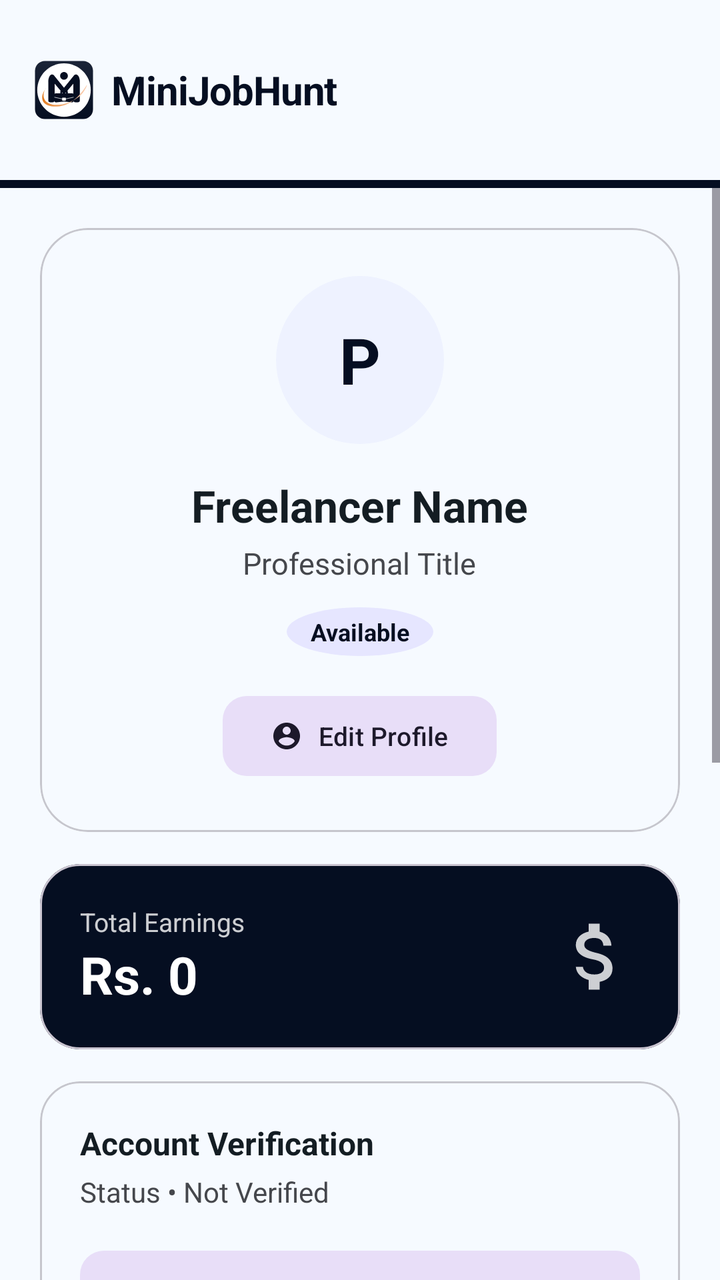
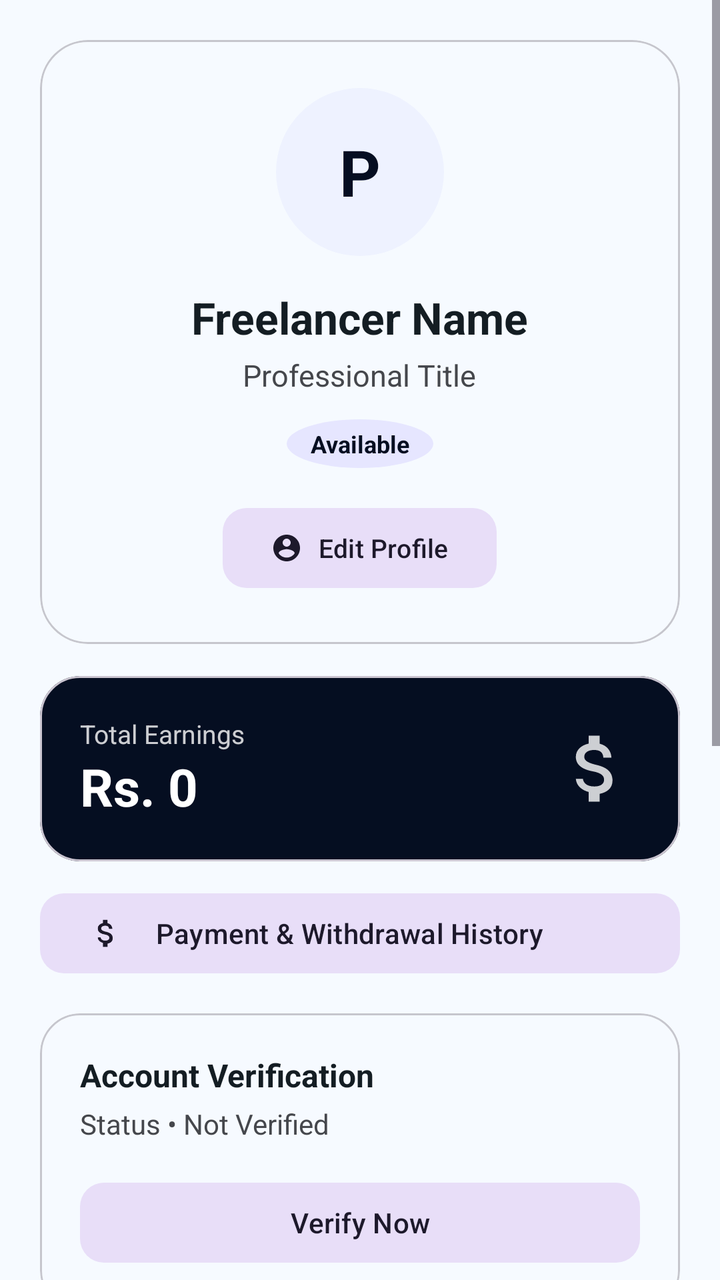

Compare the two renders of this Android layout. The source of the first and the diff that turns it into the second are given below.
<!-- AndroidManifest.xml: application theme Theme.MiniJobHunt -->
<!-- res/layout/fragment_freelancer_profile.xml -->
<?xml version="1.0" encoding="utf-8"?>
<LinearLayout xmlns:android="http://schemas.android.com/apk/res/android"
    xmlns:app="http://schemas.android.com/apk/res-auto"
    android:layout_width="match_parent"
    android:layout_height="match_parent"
    android:orientation="vertical"
    android:background="@color/background">

    
    <LinearLayout
        android:layout_width="match_parent"
        android:layout_height="wrap_content"
        android:orientation="vertical">

        <include
            android:id="@+id/header"
            layout="@layout/layout_common_header" />

        <View
            android:layout_width="match_parent"
            android:layout_height="4dp"
            android:background="@color/primary" />
    </LinearLayout>

    <ScrollView
        android:layout_width="match_parent"
        android:layout_height="match_parent"
        android:fillViewport="true">

        <LinearLayout
            android:layout_width="match_parent"
            android:layout_height="wrap_content"
            android:orientation="vertical"
            android:padding="20dp">

            
        <com.google.android.material.card.MaterialCardView
            android:layout_width="match_parent"
            android:layout_height="wrap_content"
            app:cardCornerRadius="24dp"
            app:cardElevation="0dp"
            app:strokeWidth="1dp"
            app:strokeColor="@color/divider"
            app:cardBackgroundColor="@color/surface">

            <LinearLayout
                android:layout_width="match_parent"
                android:layout_height="wrap_content"
                android:gravity="center_horizontal"
                android:orientation="vertical"
                android:padding="24dp">

                <TextView
                    android:id="@+id/txtAvatar"
                    android:layout_width="84dp"
                    android:layout_height="84dp"
                    android:gravity="center"
                    android:text="P"
                    android:textSize="32sp"
                    android:textStyle="bold"
                    android:textColor="@color/primary"
                    android:background="@drawable/bg_circle_light_purple"/>

                <LinearLayout
                    android:layout_width="wrap_content"
                    android:layout_height="wrap_content"
                    android:layout_marginTop="16dp"
                    android:orientation="horizontal"
                    android:gravity="center_vertical">

                    <TextView
                        android:id="@+id/txtUsername"
                        android:layout_width="wrap_content"
                        android:layout_height="wrap_content"
                        android:text="Freelancer Name"
                        android:textColor="@color/text_primary"
                        android:textSize="22sp"
                        android:textStyle="bold"/>

                    <ImageView
                        android:id="@+id/imgVerifiedBadge"
                        android:layout_width="18dp"
                        android:layout_height="18dp"
                        android:layout_marginStart="6dp"
                        android:src="@drawable/ic_verified"
                        android:visibility="gone"
                        app:tint="@color/primary" />
                </LinearLayout>

                <TextView
                    android:id="@+id/txtTitle"
                    android:layout_width="wrap_content"
                    android:layout_height="wrap_content"
                    android:layout_marginTop="4dp"
                    android:text="Professional Title"
                    android:textColor="@color/text_secondary"
                    android:textSize="15sp" />

                <TextView
                    android:id="@+id/txtAvailability"
                    android:layout_width="wrap_content"
                    android:layout_height="wrap_content"
                    android:layout_marginTop="12dp"
                    android:text="Available"
                    android:paddingHorizontal="12dp"
                    android:paddingVertical="4dp"
                    android:background="@drawable/bg_circle_light_blue"
                    android:textColor="@color/info"
                    android:textSize="12sp"
                    android:textStyle="bold" />

                <com.google.android.material.button.MaterialButton
                    android:id="@+id/btnEditProfile"
                    style="@style/Widget.Material3.Button.TonalButton"
                    android:layout_width="wrap_content"
                    android:layout_height="wrap_content"
                    android:layout_marginTop="16dp"
                    android:text="Edit Profile"
                    android:textSize="13sp"
                    app:icon="@drawable/ic_profile_outlined"
                    app:iconSize="16dp"
                    app:shapeAppearanceOverlay="@style/ShapeAppearance.App.Medium" />
            </LinearLayout>
        </com.google.android.material.card.MaterialCardView>

        
        <com.google.android.material.card.MaterialCardView
            android:layout_width="match_parent"
            android:layout_height="wrap_content"
            android:layout_marginTop="16dp"
            app:cardCornerRadius="20dp"
            app:cardElevation="0dp"
            app:cardBackgroundColor="@color/primary">

            <LinearLayout
                android:layout_width="match_parent"
                android:layout_height="wrap_content"
                android:padding="20dp"
                android:orientation="horizontal"
                android:gravity="center_vertical">

                <LinearLayout
                    android:layout_width="0dp"
                    android:layout_weight="1"
                    android:layout_height="wrap_content"
                    android:orientation="vertical">
                    <TextView
                        android:layout_width="wrap_content"
                        android:layout_height="wrap_content"
                        android:text="Total Earnings"
                        android:textColor="#CCFFFFFF"
                        android:textSize="13sp" />
                    <TextView
                        android:id="@+id/txtEarnings"
                        android:layout_width="wrap_content"
                        android:layout_height="wrap_content"
                        android:text="Rs. 0"
                        android:textColor="@color/white"
                        android:textSize="26sp"
                        android:textStyle="bold" />
                </LinearLayout>

                <ImageView
                    android:layout_width="44dp"
                    android:layout_height="44dp"
                    android:src="@drawable/ic_money"
                    app:tint="@color/white"
                    android:alpha="0.8" />
            </LinearLayout>
        </com.google.android.material.card.MaterialCardView>

        
        <com.google.android.material.card.MaterialCardView
            android:layout_width="match_parent"
            android:layout_height="wrap_content"
            android:layout_marginTop="16dp"
            app:cardCornerRadius="20dp"
            app:cardElevation="0dp"
            app:strokeWidth="1dp"
            app:strokeColor="@color/divider"
            app:cardBackgroundColor="@color/surface">

            <LinearLayout
                android:layout_width="match_parent"
                android:layout_height="wrap_content"
                android:orientation="vertical"
                android:padding="20dp">

                <TextView
                    android:layout_width="wrap_content"
                    android:layout_height="wrap_content"
                    android:text="Account Verification"
                    android:textColor="@color/text_primary"
                    android:textSize="16sp"
                    android:textStyle="bold" />

                <TextView
                    android:id="@+id/txtVerificationStatus"
                    android:layout_width="wrap_content"
                    android:layout_height="wrap_content"
                    android:layout_marginTop="4dp"
                    android:text="Status • Not Verified"
                    android:textColor="@color/text_secondary"
                    android:textSize="14sp" />

                <TextView
                    android:id="@+id/txtVerificationDate"
                    android:layout_width="wrap_content"
                    android:layout_height="wrap_content"
                    android:layout_marginTop="2dp"
                    android:text="Verified on: --"
                    android:textColor="@color/text_secondary"
                    android:textSize="12sp"
                    android:visibility="gone" />

                <com.google.android.material.button.MaterialButton
                    android:id="@+id/btnVerify"
                    style="@style/Widget.Material3.Button.TonalButton"
                    android:layout_width="match_parent"
                    android:layout_height="wrap_content"
                    android:layout_marginTop="16dp"
                    android:text="Verify Now"
                    android:textAllCaps="false"
                    app:shapeAppearanceOverlay="@style/ShapeAppearance.App.Medium" />
            </LinearLayout>
        </com.google.android.material.card.MaterialCardView>

        
        <TextView
            android:layout_width="wrap_content"
            android:layout_height="wrap_content"
            android:text="Manage Account"
            android:textSize="16sp"
            android:textStyle="bold"
            android:textColor="@color/text_primary"
            android:layout_marginTop="32dp"
            android:layout_marginBottom="12dp"/>

        <com.google.android.material.button.MaterialButton
            android:id="@+id/btnPortfolio"
            style="@style/Widget.Material3.Button.TonalButton"
            android:layout_width="match_parent"
            android:layout_height="48dp"
            android:text="Portfolio Showcase"
            android:textAllCaps="false"
            android:gravity="start|center_vertical"
            app:icon="@drawable/ic_profile_outlined"
            app:iconPadding="16dp"
            app:shapeAppearanceOverlay="@style/ShapeAppearance.App.Medium" />

        <com.google.android.material.button.MaterialButton
            android:id="@+id/btnActiveInProgressJobs"
            style="@style/Widget.Material3.Button.TonalButton"
            android:layout_width="match_parent"
            android:layout_height="48dp"
            android:layout_marginTop="8dp"
            android:text="Active Contracts"
            android:textAllCaps="false"
            android:gravity="start|center_vertical"
            app:icon="@drawable/ic_briefcase_outlined"
            app:iconPadding="16dp"
            app:shapeAppearanceOverlay="@style/ShapeAppearance.App.Medium" />

        <com.google.android.material.button.MaterialButton
            android:id="@+id/btnActiveCompletedJobs"
            style="@style/Widget.Material3.Button.TonalButton"
            android:layout_width="match_parent"
            android:layout_height="48dp"
            android:layout_marginTop="8dp"
            android:text="Work History"
            android:textAllCaps="false"
            android:gravity="start|center_vertical"
            app:icon="@drawable/ic_verified"
            app:iconPadding="16dp"
            app:shapeAppearanceOverlay="@style/ShapeAppearance.App.Medium" />

        <View
            android:layout_width="match_parent"
            android:layout_height="1dp"
            android:background="@color/divider"
            android:layout_marginVertical="24dp" />

        <com.google.android.material.button.MaterialButton
            android:id="@+id/btnLogout"
            style="@style/Widget.Material3.Button.TextButton"
            android:layout_width="match_parent"
            android:layout_height="48dp"
            android:text="Sign Out"
            android:textColor="@color/accent"
            android:textAllCaps="false"
            android:gravity="start|center_vertical"
            app:icon="@drawable/ic_logout"
            app:iconTint="@color/accent"
            app:iconPadding="16dp" />

        <Space
            android:layout_width="match_parent"
            android:layout_height="100dp" />

    </LinearLayout>
</ScrollView>
</LinearLayout>
<!-- res/layout/layout_common_header.xml (included above) -->
<?xml version="1.0" encoding="utf-8"?>
<RelativeLayout xmlns:android="http://schemas.android.com/apk/res/android"
    xmlns:app="http://schemas.android.com/apk/res-auto"
    android:layout_width="match_parent"
    android:layout_height="90dp"
    android:background="@color/surface"
    android:paddingHorizontal="16dp"
    android:paddingTop="24dp">

    <LinearLayout
        android:layout_width="wrap_content"
        android:layout_height="wrap_content"
        android:layout_centerVertical="true"
        android:gravity="center_vertical"
        android:orientation="horizontal">

        <ImageView
            android:layout_width="32dp"
            android:layout_height="32dp"
            android:src="@drawable/ic_mainlogo" />

        <TextView
            android:layout_width="wrap_content"
            android:layout_height="wrap_content"
            android:layout_marginStart="8dp"
            android:text="MiniJobHunt"
            android:textColor="@color/primary"
            android:textSize="20sp"
            android:textStyle="bold"
            android:letterSpacing="-0.02" />
    </LinearLayout>
</RelativeLayout>
<!-- resources referenced by this layout -->
<resources>
  <color name="accent">#ba1a1a</color>
  <color name="background">#f6faff</color>
  <color name="divider">#c6c6cd</color>
  <color name="info">#050e21</color>
  <color name="primary">#050e21</color>
  <color name="surface">#f6faff</color>
  <color name="text_primary">#141d23</color>
  <color name="text_secondary">#45474c</color>
  <color name="white">#FFFFFF</color>
  <!-- drawable bg_circle_light_blue (drawable) -->
  <?xml version="1.0" encoding="utf-8"?>
  <shape xmlns:android="http://schemas.android.com/apk/res/android"
      android:shape="oval">
      <solid android:color="#E6E6FF" />
  </shape>
  <!-- drawable bg_circle_light_purple (drawable) -->
  <?xml version="1.0" encoding="utf-8"?>
  <shape xmlns:android="http://schemas.android.com/apk/res/android"
      android:shape="oval">
      <solid android:color="#EEF2FF" />
  </shape>
  <!-- drawable ic_briefcase_outlined (drawable) -->
  <vector xmlns:android="http://schemas.android.com/apk/res/android"
      android:width="24dp"
      android:height="24dp"
      android:viewportWidth="24"
      android:viewportHeight="24">
      <path
          android:fillColor="@color/text_secondary"
          android:pathData="M20,6h-4V4c0,-1.11 -0.89,-2 -2,-2h-4c-1.11,0 -2,0.89 -2,2v2H4c-1.11,0 -1.99,0.89 -1.99,2L2,19c0,1.11 0.89,2 2,2h16c1.11,0 2,-0.89 2,-2V8c0,-1.11 -0.89,-2 -2,-2zM10,4h4v2h-4V4zm10,15H4V8h16v11z"/>
  </vector>
  <!-- drawable ic_logout (drawable) -->
  <vector xmlns:android="http://schemas.android.com/apk/res/android"
      android:width="24dp"
      android:height="24dp"
      android:viewportWidth="24"
      android:viewportHeight="24">
    <path
        android:fillColor="#FF000000"
        android:pathData="M17,7l-1.41,1.41L18.17,11H8v2h10.17l-2.58,2.58L17,17l5,-5L17,7zM4,5h8V3H4C2.9,3 2,3.9 2,5v14c0,1.1 0.9,2 2,2h8v-2H4V5z"/>
  </vector>
  <!-- drawable ic_mainlogo: vector/xml drawable (drawable, 3696 chars, omitted) -->
  <!-- drawable ic_profile_outlined (drawable) -->
  <vector xmlns:android="http://schemas.android.com/apk/res/android"
      android:width="24dp"
      android:height="24dp"
      android:viewportWidth="24"
      android:viewportHeight="24">
      <path
          android:fillColor="@color/text_secondary"
          android:pathData="M12,2C6.48,2 2,6.48 2,12s4.48,10 10,10 10,-4.48 10,-10S17.52,2 12,2zM12,5c1.66,0 3,1.34 3,3s-1.34,3 -3,3 -3,-1.34 -3,-3 1.34,-3 3,-3zM12,19.2c-2.5,0 -4.71,-1.28 -6,-3.22 0.03,-1.99 4,-3.08 6,-3.08 1.99,0 5.97,1.09 6,3.08 -1.29,1.94 -3.5,3.22 -6,3.22z"/>
  </vector>
  <style name="ShapeAppearance.App.Medium" parent="ShapeAppearance.Material3.MediumComponent">
          <item name="cornerSize">12dp</item>
      </style>
  <style name="Theme.MiniJobHunt" parent="Base.Theme.MiniJobHunt" />
  <color name="success">#10B981</color>
  <color name="primary_container">#1b2437</color>
  <color name="on_primary_container">#828ba2</color>
  <color name="secondary">#5c5f60</color>
  <style name="AppText.HeadlineLarge">
          <item name="android:textSize">24sp</item>
          <item name="android:textStyle">bold</item>
          <item name="android:textColor">@color/text_primary</item>
          <item name="android:letterSpacing">-0.02</item>
      </style>
  <style name="AppText.TitleMedium">
          <item name="android:textSize">18sp</item>
          <item name="android:textStyle">bold</item>
          <item name="android:textColor">@color/text_primary</item>
      </style>
  <style name="AppText.BodyLarge">
          <item name="android:textSize">16sp</item>
          <item name="android:textColor">@color/text_secondary</item>
      </style>
  <style name="AppText.LabelMedium">
          <item name="android:textSize">12sp</item>
          <item name="android:textStyle">bold</item>
          <item name="android:textColor">@color/text_muted</item>
          <item name="android:letterSpacing">0.01</item>
      </style>
  <color name="text_muted">#76777d</color>
  <!-- unchanged entries left out for length: 3 -->
</resources>

<!-- the commit's change to res/layout/fragment_freelancer_profile.xml (unified diff, before → after) -->
@@ -5,22 +5,6 @@
     android:layout_height="match_parent"
     android:orientation="vertical"
     android:background="@color/background">
-
-    
-    <LinearLayout
-        android:layout_width="match_parent"
-        android:layout_height="wrap_content"
-        android:orientation="vertical">
-
-        <include
-            android:id="@+id/header"
-            layout="@layout/layout_common_header" />
-
-        <View
-            android:layout_width="match_parent"
-            android:layout_height="4dp"
-            android:background="@color/primary" />
-    </LinearLayout>
 
     <ScrollView
         android:layout_width="match_parent"
@@ -169,6 +153,19 @@
             </LinearLayout>
         </com.google.android.material.card.MaterialCardView>
 
+        <com.google.android.material.button.MaterialButton
+            android:id="@+id/btnPaymentHistory"
+            style="@style/Widget.Material3.Button.TonalButton"
+            android:layout_width="match_parent"
+            android:layout_height="48dp"
+            android:layout_marginTop="12dp"
+            android:text="Payment &amp; Withdrawal History"
+            android:textAllCaps="false"
+            android:gravity="start|center_vertical"
+            app:icon="@drawable/ic_money"
+            app:iconPadding="16dp"
+            app:shapeAppearanceOverlay="@style/ShapeAppearance.App.Medium" />
+
         
         <com.google.android.material.card.MaterialCardView
             android:layout_width="match_parent"
@@ -300,36 +297,3 @@
     </LinearLayout>
 </ScrollView>
 </LinearLayout>
-<!-- res/layout/layout_common_header.xml (included above) -->
-<?xml version="1.0" encoding="utf-8"?>
-<RelativeLayout xmlns:android="http://schemas.android.com/apk/res/android"
-    xmlns:app="http://schemas.android.com/apk/res-auto"
-    android:layout_width="match_parent"
-    android:layout_height="90dp"
-    android:background="@color/surface"
-    android:paddingHorizontal="16dp"
-    android:paddingTop="24dp">
-
-    <LinearLayout
-        android:layout_width="wrap_content"
-        android:layout_height="wrap_content"
-        android:layout_centerVertical="true"
-        android:gravity="center_vertical"
-        android:orientation="horizontal">
-
-        <ImageView
-            android:layout_width="32dp"
-            android:layout_height="32dp"
-            android:src="@drawable/ic_mainlogo" />
-
-        <TextView
-            android:layout_width="wrap_content"
-            android:layout_height="wrap_content"
-            android:layout_marginStart="8dp"
-            android:text="MiniJobHunt"
-            android:textColor="@color/primary"
-            android:textSize="20sp"
-            android:textStyle="bold"
-            android:letterSpacing="-0.02" />
-    </LinearLayout>
-</RelativeLayout>
<!-- resource entries referenced after the edit -->
@@ -41,7 +41,6 @@
         android:fillColor="#FF000000"
         android:pathData="M17,7l-1.41,1.41L18.17,11H8v2h10.17l-2.58,2.58L17,17l5,-5L17,7zM4,5h8V3H4C2.9,3 2,3.9 2,5v14c0,1.1 0.9,2 2,2h8v-2H4V5z"/>
   </vector>
-  <!-- drawable ic_mainlogo: vector/xml drawable (drawable, 3696 chars, omitted) -->
   <!-- drawable ic_profile_outlined (drawable) -->
   <vector xmlns:android="http://schemas.android.com/apk/res/android"
       android:width="24dp"
